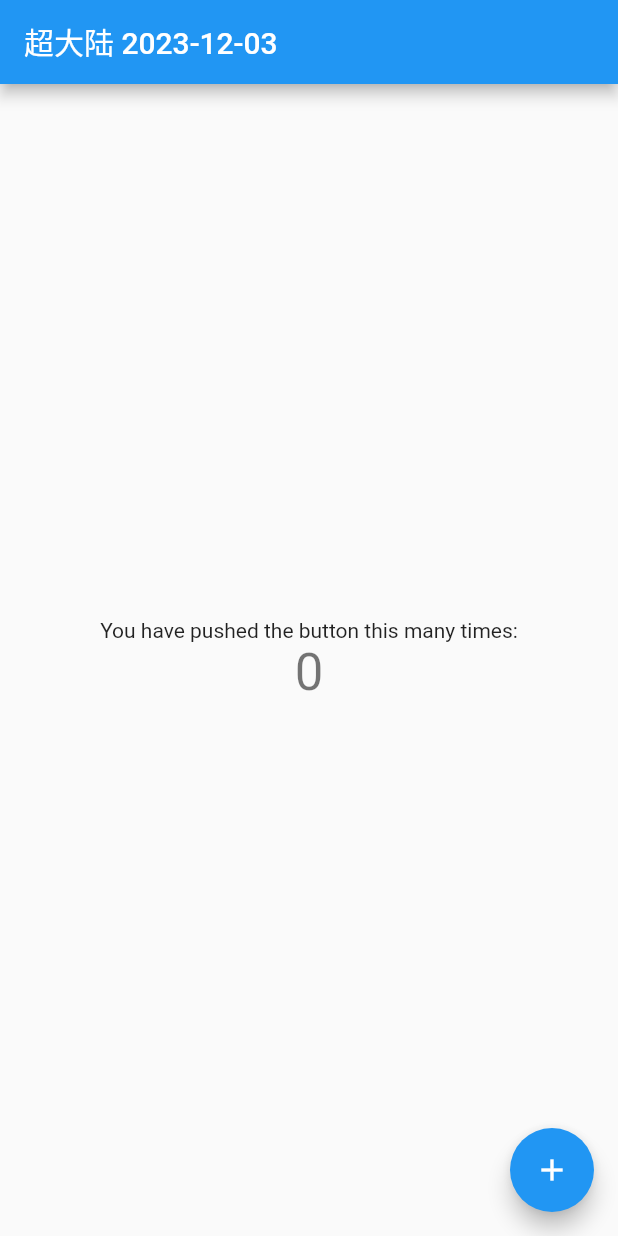
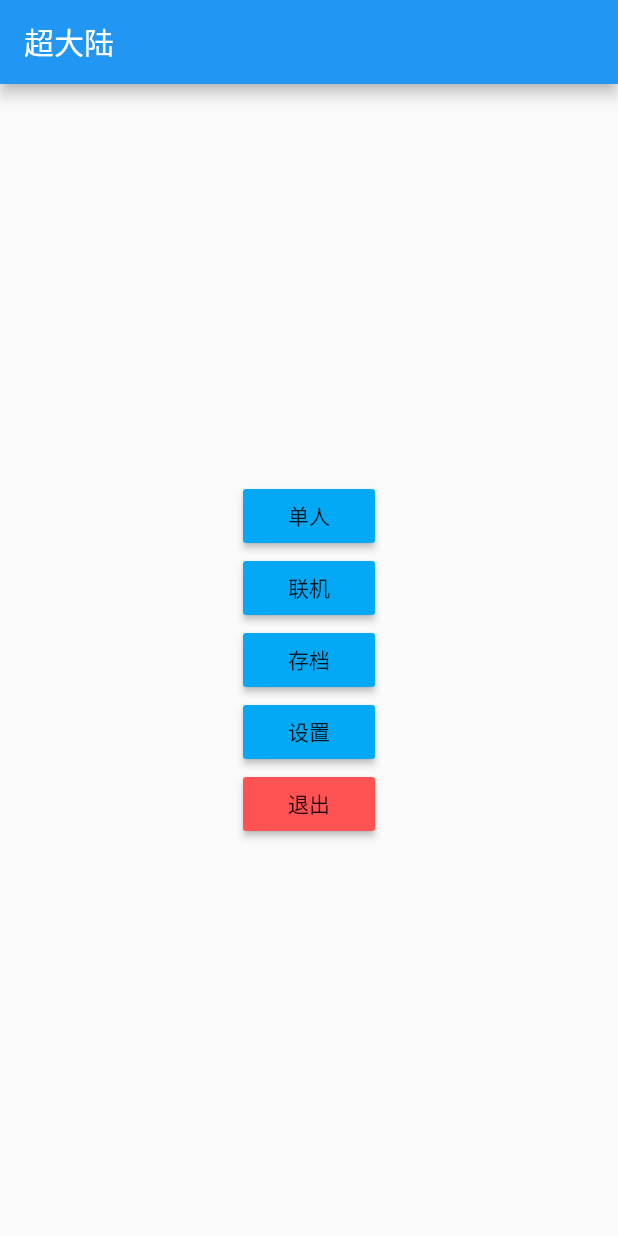
Before and after one commit to SuperContinentTeam/super_continent_client, a Flutter app: the screen it shows after launch, on a phone screen of 412 x 824 dp. Run offline on Flutter 3.47's test engine with Material 2 defaults, Android fonts, the phone set to English and light mode, and no system bars; our stand-ins replace get, hive_flutter, logger; accounts and stored records are empty.

Commit message:
finish home page

```diff
--- a/assets/localization/cn.json
+++ b/assets/localization/cn.json
@@ -1,3 +1,4 @@
 {
-  "title": "超大陆{{buf}}"
+  "title": "超大陆",
+  "home-page-buttons": "单人,联机,存档,设置,退出"
 }
--- a/assets/localization/en.json
+++ b/assets/localization/en.json
@@ -1,3 +1,4 @@
 {
-  "title": "SuperContinent{{buf}}"
+  "title": "SuperContinent",
+  "home-page-buttons": "Single,Online,Save,Settings,Exit"
 }
--- a/lib/pages/home_page.dart
+++ /dev/null
@@ -1,48 +0,0 @@
-import 'package:flutter/material.dart';
-
-class MyHomePage extends StatefulWidget {
-  const MyHomePage({super.key, required this.title});
-
-  final String title;
-
-  @override
-  State<MyHomePage> createState() => _MyHomePageState();
-}
-
-class _MyHomePageState extends State<MyHomePage> {
-  int _counter = 0;
-
-  void _incrementCounter() {
-    setState(() {
-      _counter++;
-    });
-  }
-
-  @override
-  Widget build(BuildContext context) {
-    return Scaffold(
-      appBar: AppBar(
-        title: Text(widget.title),
-      ),
-      body: Center(
-        child: Column(
-          mainAxisAlignment: MainAxisAlignment.center,
-          children: <Widget>[
-            const Text(
-              'You have pushed the button this many times:',
-            ),
-            Text(
-              '$_counter',
-              style: Theme.of(context).textTheme.headlineMedium,
-            ),
-          ],
-        ),
-      ),
-      floatingActionButton: FloatingActionButton(
-        onPressed: _incrementCounter,
-        tooltip: 'Increment',
-        child: const Icon(Icons.add),
-      ),
-    );
-  }
-}
--- /dev/null
+++ b/lib/pages/home_page/controller.dart
@@ -0,0 +1,21 @@
+import 'package:get/get.dart';
+import 'package:super_continent_client/utils/localization/core.dart';
+
+class HomePageController extends GetxController {
+  late final String single;
+  late final String online;
+  late final String save;
+  late final String settings;
+  late final String exit;
+
+  @override
+  void onInit() {
+    final stringButtons = MyLocalization.get("home-page-buttons").split(",");
+    single = stringButtons[0];
+    online = stringButtons[1];
+    save = stringButtons[2];
+    settings = stringButtons[3];
+    exit = stringButtons[4];
+    super.onInit();
+  }
+}
--- /dev/null
+++ b/lib/pages/home_page/index.dart
@@ -0,0 +1,49 @@
+import 'package:flutter/material.dart';
+import 'package:super_continent_client/utils/localization/core.dart';
+import 'package:get/get.dart';
+
+import 'controller.dart';
+
+class HomePage extends StatelessWidget {
+  HomePage({Key? key}) : super(key: key);
+  final controller = Get.put(HomePageController());
+
+  @override
+  Widget build(BuildContext context) {
+    return Scaffold(
+      appBar: AppBar(title: Text(MyLocalization.get("title"))),
+      body: Center(
+        child: Column(
+          mainAxisAlignment: MainAxisAlignment.center,
+          children: [
+            MaterialButton(
+              onPressed: () {},
+              color: Colors.lightBlue,
+              child: Text(controller.single),
+            ),
+            MaterialButton(
+              onPressed: () {},
+              color: Colors.lightBlue,
+              child: Text(controller.online),
+            ),
+            MaterialButton(
+              onPressed: () {},
+              color: Colors.lightBlue,
+              child: Text(controller.save),
+            ),
+            MaterialButton(
+              onPressed: () {},
+              color: Colors.lightBlue,
+              child: Text(controller.settings),
+            ),
+            MaterialButton(
+              onPressed: () {},
+              color: Colors.redAccent,
+              child: Text(controller.exit),
+            )
+          ],
+        ),
+      ),
+    );
+  }
+}
--- a/lib/root_page.dart
+++ b/lib/root_page.dart
@@ -1,19 +1,15 @@
 import 'package:flutter/material.dart';
 import 'package:get/get.dart';
-import 'package:super_continent_client/pages/home_page.dart';
-import 'package:super_continent_client/utils/localization/core.dart';
+import 'package:super_continent_client/pages/home_page/index.dart';
 
 class RootPage extends StatelessWidget {
   const RootPage({Key? key}) : super(key: key);
 
   @override
   Widget build(BuildContext context) {
-    String t = MyLocalization.get("title", fmt: {"buf": " 2023-12-03"});
     return GetMaterialApp(
       theme: ThemeData(primarySwatch: Colors.blue),
-      home: MyHomePage(
-        title: t,
-      ),
+      home: HomePage(),
     );
   }
 }
```
Also changed, not shown: lib/utils/warp_data.dart (added, +7 -0 lines), pubspec.lock.
